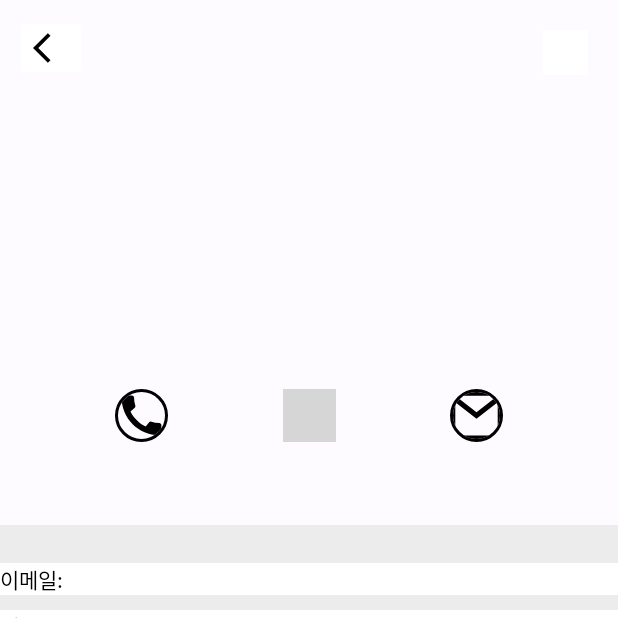
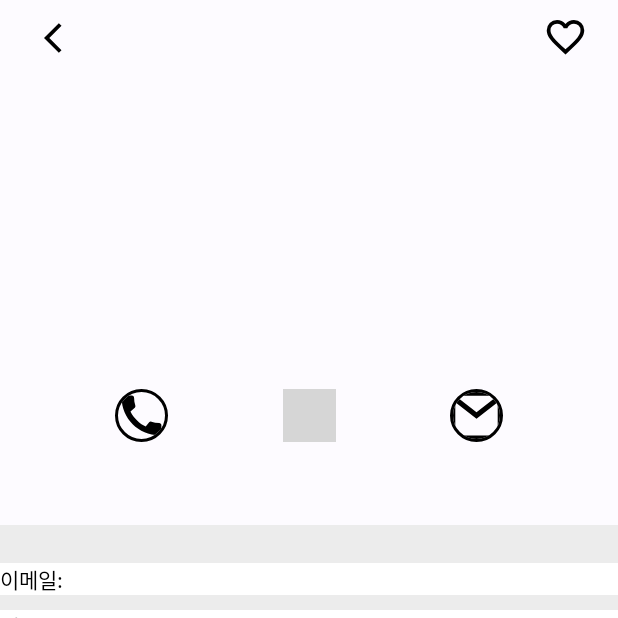
Before and after one commit to AndroidJeong/NBC_TwoOfUs, an Android app: the screen it shows after launch (MainActivity), item 2 of the bottom bar chosen, on a phone screen of 412 x 824 dp, the top half of it. Run offline under Robolectric (Android 15) with nearby library versions, the phone set to English and light mode, and no system bars; our stand-ins replace CircleImageView; libraries missing offline, so code that uses them is left out: java.security.acl; pictures from the network do not load; grey boxes are pictures that could not be loaded.

Commit message:
레이아웃, 이메일 버튼 수정

```diff
--- a/app/src/main/java/com/nbc/two_of_us/presentation/contact_detail/ContactDetailFragment.kt
+++ b/app/src/main/java/com/nbc/two_of_us/presentation/contact_detail/ContactDetailFragment.kt
@@ -53,7 +53,7 @@ class ContactDetailFragment : Fragment() {
         detailInfo = arguments?.getParcelable(BUNDLE_KEY_FOR_CONTACT_INFO)
 
 
-        if (detailInfo == null) {
+        if (detailInfo?.rawContactId == null) {
             binding.detailLikeLikebutton.visibility = View.GONE
             binding.detailBackBackbutton.visibility = View.GONE
             binding.detailDeleteButton.visibility = View.GONE
@@ -91,11 +91,9 @@ class ContactDetailFragment : Fragment() {
             startActivity(intent)
         }
         binding.detailEmailImagebutton.setOnClickListener {
-            val intent = Intent(Intent.ACTION_SENDTO).apply {
-                type = "text/plain"
-                data =  Uri.parse("mailto")
-                putExtra(Intent.EXTRA_EMAIL, arrayOf("example@naver.com"))
-            }
+            val intent = Intent(Intent.ACTION_SENDTO)
+            val email = binding.detailEmailTextview.text.toString()
+            intent.data = Uri.parse("mailto:${email}")
             startActivity(intent)
         }
 
@@ -121,40 +119,6 @@ class ContactDetailFragment : Fragment() {
         }
 
         binding.detailDeleteButton.setOnClickListener{
-//  this 타입 mismatch?
-
-            /**
-             * @author 이준영
-             * AlertDialog.Builder의 input parameter는 context 입니다.
-             * 현재 사용하고 계시는 this는 ContactDetailFragment이므로 오류가 생깁니다.
-             * */
-//                var builder = AlertDialog.Builder(this)
-//                builder.setTitle("연락처 삭제하기")
-//                builder.setMessage("정말로 삭제하시겠습니까?")
-//                builder.setIcon(R.mipmap.ic_launcher)
-//
-//
-//                val listener = object : DialogInterface.OnClickListener {
-//                    override fun onClick(p0: DialogInterface?, p1: Int) {
-//                        when (p1) {
-//                            DialogInterface.BUTTON_POSITIVE ->
-//                                //맞는지 확인
-//                                detailInfo?.let { it1 -> ContactManager.remove(it1) }
-//                            DialogInterface.BUTTON_NEGATIVE ->
-//                                return
-//                        }
-//                    }
-//                }
-//
-//                builder.setPositiveButton("삭제하기", listener)
-//                builder.setNegativeButton("뒤로가기", listener)
-//
-//                builder.show()
-
-            /**
-             * @author 이준영
-             * Fragment 상에서 Dialog를 사용하실 때는 DialogFragment 사용을 권장 하고 있습니다.
-             * */
             detailInfo?.let {
                 DeleteConfirmationDialogFragment(it).show(
                     childFragmentManager,
@@ -185,14 +149,6 @@ class ContactDetailFragment : Fragment() {
 
     }
 
-    /**
-     * @author 이준영
-     * Android developer site: https://developer.android.com/guide/fragments/dialogs?hl=ko
-     * string을 그냥 사용하시는 것 보다 "res/strings.xml"에 구현하시고 라소스를 가져와서 쓰시도 좋을 것 같아용~
-     * 메세지만 예시로 해놓을게요
-     *
-     * 마찬가지로 Edit을 위한 다이얼로그도 비슷하게 작업하시면 됩니다
-     * */
     class DeleteConfirmationDialogFragment(
         private val target: ContactInfo
     ) : DialogFragment() {
--- a/app/src/main/res/layout/fragment_contact_detail.xml
+++ b/app/src/main/res/layout/fragment_contact_detail.xml
@@ -24,34 +24,6 @@
             <androidx.constraintlayout.widget.ConstraintLayout
                 android:layout_width="match_parent"
                 android:layout_height="wrap_content">
-
-                <ImageButton
-                    android:id="@+id/detail_like_likebutton"
-                    android:layout_width="30dp"
-                    android:layout_height="30dp"
-                    android:background="#FFFFFF"
-                    android:scaleType="centerCrop"
-                    android:layout_marginTop="20dp"
-                    android:layout_marginRight="20dp"
-                    android:visibility="visible"
-                    app:layout_constraintTop_toTopOf="parent"
-                    app:layout_constraintEnd_toEndOf="parent"
-                    app:layout_constraintTop_toBottomOf="parent"
-                    tools:src="@drawable/btn_detail_likebutton" />
-
-
-                <ImageButton
-                    android:id="@+id/detail_back_backbutton"
-                    android:layout_width="wrap_content"
-                    android:layout_height="wrap_content"
-                    android:layout_marginLeft="10dp"
-                    android:layout_marginTop="10dp"
-                    android:backgroundTint="#FFFFFF"
-                    android:visibility="visible"
-                    app:layout_constraintStart_toStartOf="parent"
-                    app:layout_constraintTop_toTopOf="parent"
-                    android:src="@drawable/btn_detail_backbutton" />
-
 
             <de.hdodenhof.circleimageview.CircleImageView
                 android:id="@+id/detail_imageView"
@@ -137,7 +109,42 @@
                 android:layout_width="match_parent"
                 android:layout_height="?actionBarSize"
                 android:theme="@style/ThemeOverlay.AppCompat.Light"
-                app:title="@string/app_name" />
+                app:layout_collapseMode="pin"
+                >
+
+
+            <androidx.constraintlayout.widget.ConstraintLayout
+                android:layout_width="match_parent"
+                android:layout_height="match_parent">
+
+                <ImageButton
+                    android:id="@+id/detail_like_likebutton"
+                    android:layout_width="30dp"
+                    android:layout_height="30dp"
+                    android:background="@null"
+                    android:scaleType="centerCrop"
+                    android:layout_marginRight="20dp"
+                    android:visibility="visible"
+                    app:layout_constraintTop_toTopOf="@+id/detail_back_backbutton"
+                    app:layout_constraintEnd_toEndOf="parent"
+                    android:src="@drawable/btn_detail_likebutton" />
+
+
+                <ImageButton
+                    android:id="@+id/detail_back_backbutton"
+                    android:layout_width="30dp"
+                    android:layout_height="30dp"
+                    android:layout_marginLeft="10dp"
+                    android:layout_marginTop="10dp"
+                    android:background="@null"
+                    android:visibility="visible"
+                    app:layout_constraintStart_toStartOf="parent"
+                    app:layout_constraintTop_toTopOf="parent"
+                    android:src="@drawable/btn_detail_backbutton" />
+
+            </androidx.constraintlayout.widget.ConstraintLayout>
+
+            </Toolbar>
 
         </com.google.android.material.appbar.CollapsingToolbarLayout>
 
--- a/app/src/main/res/values/strings.xml
+++ b/app/src/main/res/values/strings.xml
@@ -11,5 +11,7 @@
     <string name="contacts_permission_dialog_positive">허용</string>
     <string name="request_permission">연락처 권한 승인하기</string>
 
-    <string name="detail_fragment_delete_dialog_message_text">정말 종료하시겠습니까?</string>
+    <string name="detail_fragment_delete_dialog_message_text">정말 삭제하시겠습니까?</string>
+    <string name="detail_fragment_delete_dialog_message_negative">돌아가기</string>
+    <string name="detail_fragment_delete_dialog_message_positive">삭제</string>
 </resources>
```
